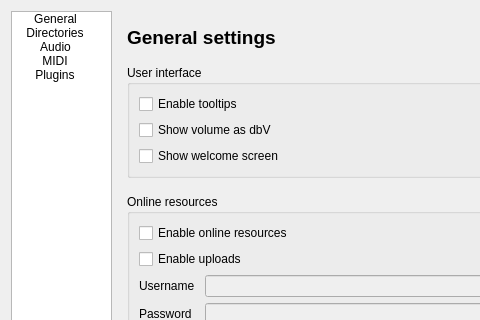
Above: src/gui/Forms/PreferencesDialog.ui from fronin/lmms before the change; both pictures show x 0 to 480 and y 0 to 320 of the 577 by 492 pixel window. Below: the same form after it.
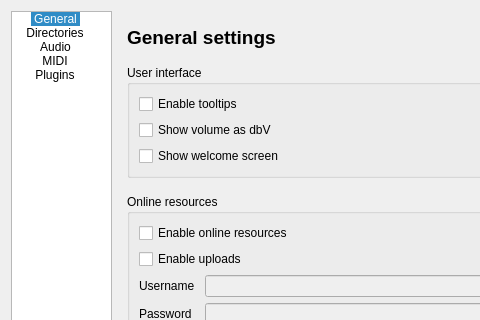
That is the form after the change.

Commit message:
PreferencesDialog: select first item in tab selector per default
Per default the general settings tab is opened, therefore also select
the according item in the selector on the left side.

The edit to the form file:
```diff
--- a/src/gui/Forms/PreferencesDialog.ui
+++ b/src/gui/Forms/PreferencesDialog.ui
@@ -60,7 +60,7 @@
       <enum>QListView::IconMode</enum>
      </property>
      <property name="currentRow">
-      <number>-1</number>
+      <number>0</number>
      </property>
      <item>
       <property name="text">
```
